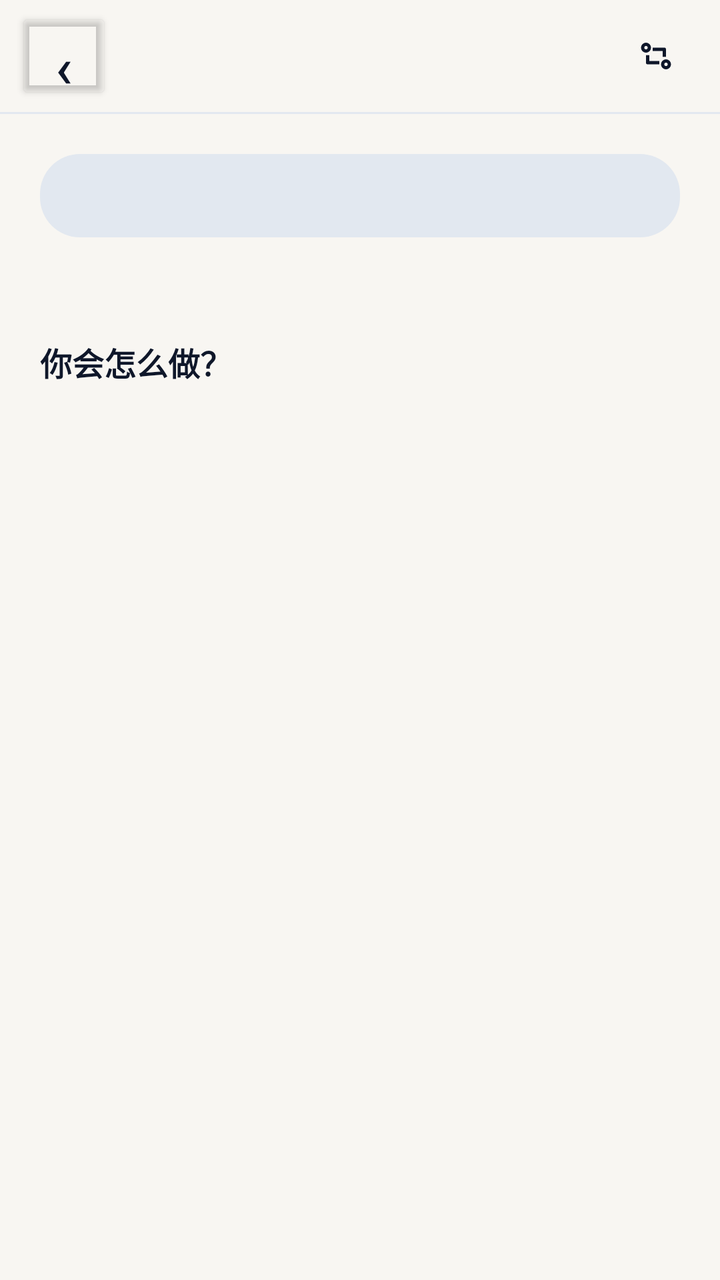
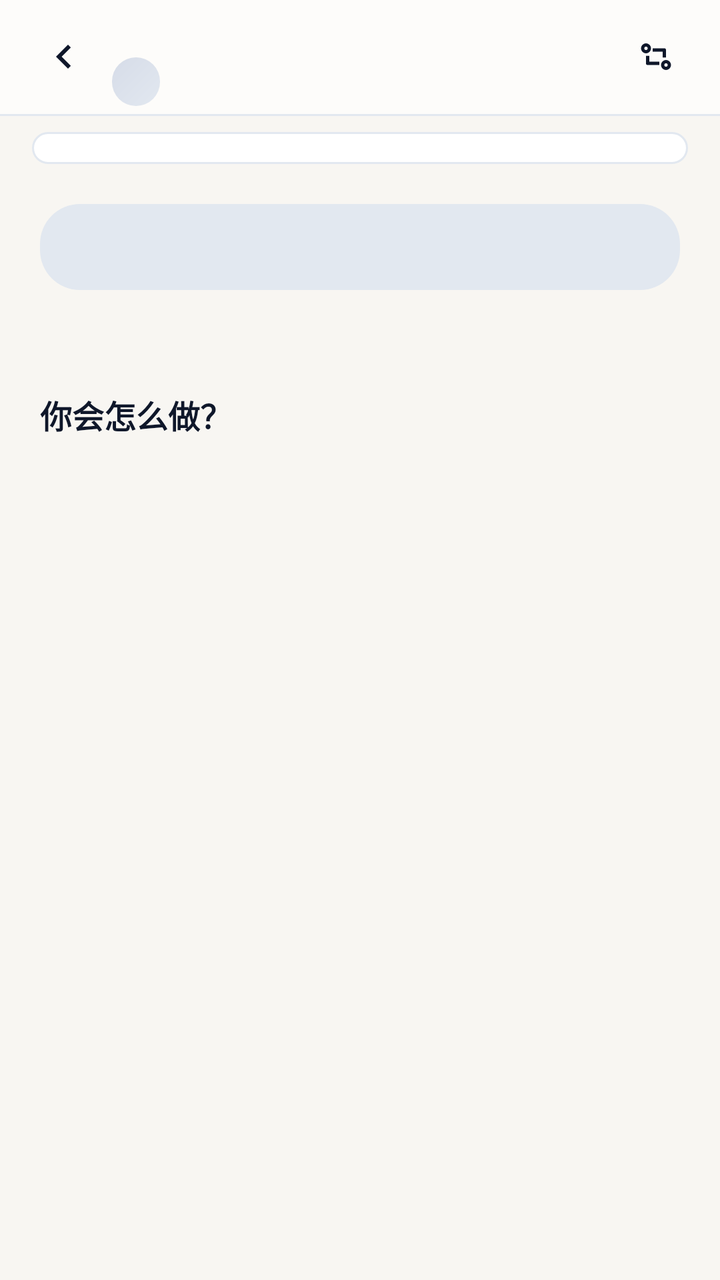

Compare the two renders of this Android layout. The source of the first and the diff that turns it into the second are given below.
<!-- AndroidManifest.xml: application theme Theme.FanZha -->
<!-- res/layout/activity_story.xml -->
<?xml version="1.0" encoding="utf-8"?>
<LinearLayout xmlns:android="http://schemas.android.com/apk/res/android" xmlns:app="http://schemas.android.com/apk/res-auto" android:fitsSystemWindows="true"
    android:layout_width="match_parent" android:layout_height="match_parent"
    android:orientation="vertical">

    <LinearLayout android:layout_width="match_parent" android:layout_height="wrap_content"
        android:background="@color/bg_page" android:gravity="center_vertical" android:orientation="horizontal"
        android:paddingStart="@dimen/space_2" android:paddingTop="@dimen/space_1" android:paddingEnd="@dimen/space_2" android:paddingBottom="@dimen/space_1">
        <Button android:id="@+id/storyBack" android:layout_width="@dimen/touch_min" android:layout_height="@dimen/touch_min"
            android:backgroundTint="@android:color/transparent" android:contentDescription="@string/story_back"
            android:text="@string/story_back_glyph" android:textColor="@color/text_primary" android:textSize="28sp" />
        <LinearLayout android:layout_width="0dp" android:layout_height="wrap_content" android:layout_weight="1" android:orientation="vertical">
            <TextView android:id="@+id/storyTitle" android:layout_width="match_parent" android:layout_height="wrap_content"
                android:maxLines="2" android:textColor="@color/text_primary" android:textSize="17sp" android:textStyle="bold" />
            <TextView android:id="@+id/storyStage" android:layout_width="match_parent" android:layout_height="wrap_content"
                android:layout_marginTop="2dp" android:maxLines="2" android:textColor="@color/text_secondary" android:textSize="12sp" />
        </LinearLayout>
        <com.google.android.material.button.MaterialButton android:id="@+id/storyJump"
            style="@style/Widget.Material3.Button.IconButton"
            android:layout_width="@dimen/touch_min" android:layout_height="@dimen/touch_min" android:contentDescription="@string/story_jump"
            app:icon="@drawable/ic_route" app:iconGravity="textStart" app:iconPadding="0dp" app:iconTint="@color/brand" />
    </LinearLayout>

    <View android:layout_width="match_parent" android:layout_height="1dp" android:background="@color/border_subtle" />

    <LinearLayout android:id="@+id/storySteps" android:layout_width="match_parent" android:layout_height="wrap_content"
        android:gravity="center" android:orientation="horizontal"
        android:paddingStart="@dimen/space_5" android:paddingTop="@dimen/space_1" android:paddingEnd="@dimen/space_5" android:paddingBottom="@dimen/space_1" />

    <ScrollView android:id="@+id/storyScroll" android:layout_width="match_parent" android:layout_height="0dp"
        android:layout_weight="1" android:fillViewport="true">
        <LinearLayout android:id="@+id/storyContent" android:layout_width="match_parent" android:layout_height="wrap_content"
            android:orientation="vertical" android:paddingStart="@dimen/space_5" android:paddingTop="@dimen/space_3" android:paddingEnd="@dimen/space_5" android:paddingBottom="@dimen/space_5">

            <LinearLayout android:id="@+id/storyGameArea" android:layout_width="match_parent" android:layout_height="wrap_content" android:orientation="vertical">
                <TextView android:id="@+id/storyStatus" android:layout_width="match_parent" android:layout_height="wrap_content"
                    android:background="@drawable/bg_chip" android:padding="@dimen/space_3" android:textColor="@color/brand" android:textSize="13sp" android:textStyle="bold" />
                <TextView android:id="@+id/storyScene" android:layout_width="match_parent" android:layout_height="wrap_content"
                    android:layout_marginTop="@dimen/space_3" android:lineSpacingMultiplier="1.5" android:textColor="@color/text_primary" android:textSize="17sp" />
                <TextView android:id="@+id/storyPrompt" android:layout_width="match_parent" android:layout_height="wrap_content"
                    android:layout_marginTop="@dimen/space_4" android:text="@string/story_prompt_default" android:textColor="@color/text_primary" android:textSize="16sp" android:textStyle="bold" />
                <LinearLayout android:id="@+id/storyChoices" android:layout_width="match_parent" android:layout_height="wrap_content"
                    android:layout_marginTop="@dimen/space_2" android:orientation="vertical" />
                <LinearLayout android:id="@+id/storyFeedback" android:layout_width="match_parent" android:layout_height="wrap_content"
                    android:layout_marginTop="@dimen/space_2" android:background="@drawable/bg_card" android:orientation="vertical"
                    android:padding="@dimen/space_4" android:visibility="gone">
                    <TextView android:id="@+id/feedbackTitle" android:layout_width="match_parent" android:layout_height="wrap_content"
                        android:textColor="@color/text_primary" android:textSize="18sp" android:textStyle="bold" />
                    <TextView android:id="@+id/feedbackBody" android:layout_width="match_parent" android:layout_height="wrap_content"
                        android:layout_marginTop="@dimen/space_2" android:lineSpacingMultiplier="1.5" android:textColor="@color/text_secondary" android:textSize="16sp" />
                    <Button android:id="@+id/storyContinue" android:layout_width="match_parent" android:layout_height="@dimen/touch_min"
                        android:layout_marginTop="@dimen/space_3" android:text="@string/story_continue" android:textSize="16sp" />
                </LinearLayout>
            </LinearLayout>

            <LinearLayout android:id="@+id/storyDebrief" android:layout_width="match_parent" android:layout_height="wrap_content"
                android:orientation="vertical" android:visibility="gone" />

        </LinearLayout>
    </ScrollView>
</LinearLayout>
<!-- resources referenced by this layout -->
<resources>
  <color name="bg_page">#F8F6F2</color>
  <color name="border_subtle">#E2E8F0</color>
  <color name="brand">#0F172A</color>
  <color name="text_primary">#0F172A</color>
  <color name="text_secondary">#334155</color>
  <dimen name="space_1">4dp</dimen>
  <dimen name="space_2">8dp</dimen>
  <dimen name="space_3">12dp</dimen>
  <dimen name="space_4">16dp</dimen>
  <dimen name="space_5">20dp</dimen>
  <dimen name="touch_min">48dp</dimen>
  <!-- drawable bg_card (drawable) -->
  <shape xmlns:android="http://schemas.android.com/apk/res/android" android:shape="rectangle">
      <solid android:color="@color/bg_surface" />
      <stroke android:width="1dp" android:color="@color/border_subtle" />
      <corners android:radius="@dimen/radius_card" />
  </shape>
  <!-- drawable bg_chip (drawable) -->
  <shape xmlns:android="http://schemas.android.com/apk/res/android" android:shape="rectangle">
      <solid android:color="@color/brand_subtle" />
      <corners android:radius="@dimen/radius_chip" />
  </shape>
  <!-- drawable ic_route (drawable) -->
  <vector xmlns:android="http://schemas.android.com/apk/res/android"
      android:width="24dp" android:height="24dp" android:viewportWidth="24" android:viewportHeight="24"
      android:tint="?attr/colorControlNormal">
      <path android:fillColor="#FF000000"
          android:pathData="M6,4A3,3 0,0 0,6 10A3,3 0,0 0,6 4M6,6A1,1 0,0 1,6 8A1,1 0,0 1,6 6M18,14A3,3 0,0 0,18 20A3,3 0,0 0,18 14M18,16A1,1 0,0 1,18 18A1,1 0,0 1,18 16M6,11.5L6,16A1,1 0,0 0,7 17L14,17L14,15L8,15L8,11.5ZM16,7L10,7L10,9L16,9L16,12.5L18,12.5L18,8A1,1 0,0 0,17 7Z" />
  </vector>
  <string name="story_back">返回</string>
  <string name="story_back_glyph">‹</string>
  <string name="story_continue">继续</string>
  <string name="story_jump">进度跳转</string>
  <string name="story_prompt_default">你会怎么做？</string>
  <color name="bg_surface">#FFFFFF</color>
  <dimen name="radius_card">12dp</dimen>
  <color name="brand_subtle">#E2E8F0</color>
  <dimen name="radius_chip">20dp</dimen>
  <color name="text_on_brand">#FFFFFF</color>
  <color name="warning">#F59E0B</color>
  <color name="danger">#DC2626</color>
  <color name="bg_elevated">#F1EDE6</color>
  <!-- unchanged entries left out for length: 1 -->
</resources>

<!-- the commit's change to res/layout/activity_story.xml (unified diff, before → after) -->
@@ -4,16 +4,19 @@
     android:orientation="vertical">
 
     <LinearLayout android:layout_width="match_parent" android:layout_height="wrap_content"
-        android:background="@color/bg_page" android:gravity="center_vertical" android:orientation="horizontal"
+        android:background="@drawable/bg_header" android:gravity="center_vertical" android:orientation="horizontal"
         android:paddingStart="@dimen/space_2" android:paddingTop="@dimen/space_1" android:paddingEnd="@dimen/space_2" android:paddingBottom="@dimen/space_1">
-        <Button android:id="@+id/storyBack" android:layout_width="@dimen/touch_min" android:layout_height="@dimen/touch_min"
-            android:backgroundTint="@android:color/transparent" android:contentDescription="@string/story_back"
-            android:text="@string/story_back_glyph" android:textColor="@color/text_primary" android:textSize="28sp" />
+        <ImageButton android:id="@+id/storyBack" android:layout_width="@dimen/touch_min" android:layout_height="@dimen/touch_min"
+            android:background="?attr/selectableItemBackgroundBorderless" android:contentDescription="@string/story_back"
+            android:padding="@dimen/space_3" android:src="@drawable/ic_back" />
         <LinearLayout android:layout_width="0dp" android:layout_height="wrap_content" android:layout_weight="1" android:orientation="vertical">
             <TextView android:id="@+id/storyTitle" android:layout_width="match_parent" android:layout_height="wrap_content"
                 android:maxLines="2" android:textColor="@color/text_primary" android:textSize="17sp" android:textStyle="bold" />
-            <TextView android:id="@+id/storyStage" android:layout_width="match_parent" android:layout_height="wrap_content"
-                android:layout_marginTop="2dp" android:maxLines="2" android:textColor="@color/text_secondary" android:textSize="12sp" />
+            <TextView android:id="@+id/storyStage" android:layout_width="wrap_content" android:layout_height="wrap_content"
+                android:layout_marginTop="2dp" android:background="@drawable/bg_chip_chapter"
+                android:maxLines="2" android:paddingStart="@dimen/space_3" android:paddingTop="@dimen/space_1"
+                android:paddingEnd="@dimen/space_3" android:paddingBottom="@dimen/space_1"
+                android:textColor="@color/brand" android:textSize="12sp" android:textStyle="bold" />
         </LinearLayout>
         <com.google.android.material.button.MaterialButton android:id="@+id/storyJump"
             style="@style/Widget.Material3.Button.IconButton"
@@ -24,8 +27,8 @@
     <View android:layout_width="match_parent" android:layout_height="1dp" android:background="@color/border_subtle" />
 
     <LinearLayout android:id="@+id/storySteps" android:layout_width="match_parent" android:layout_height="wrap_content"
-        android:gravity="center" android:orientation="horizontal"
-        android:paddingStart="@dimen/space_5" android:paddingTop="@dimen/space_1" android:paddingEnd="@dimen/space_5" android:paddingBottom="@dimen/space_1" />
+        android:background="@drawable/bg_search" android:gravity="center" android:orientation="horizontal"
+        android:layout_marginStart="@dimen/space_4" android:layout_marginTop="@dimen/space_2" android:layout_marginEnd="@dimen/space_4" android:layout_marginBottom="@dimen/space_2" android:paddingStart="@dimen/space_5" android:paddingTop="@dimen/space_2" android:paddingEnd="@dimen/space_5" android:paddingBottom="@dimen/space_2" />
 
     <ScrollView android:id="@+id/storyScroll" android:layout_width="match_parent" android:layout_height="0dp"
         android:layout_weight="1" android:fillViewport="true">
@@ -34,7 +37,7 @@
 
             <LinearLayout android:id="@+id/storyGameArea" android:layout_width="match_parent" android:layout_height="wrap_content" android:orientation="vertical">
                 <TextView android:id="@+id/storyStatus" android:layout_width="match_parent" android:layout_height="wrap_content"
-                    android:background="@drawable/bg_chip" android:padding="@dimen/space_3" android:textColor="@color/brand" android:textSize="13sp" android:textStyle="bold" />
+                    android:background="@drawable/bg_chip" android:padding="@dimen/space_3" android:textColor="@color/brand" android:textSize="14sp" android:textStyle="bold" />
                 <TextView android:id="@+id/storyScene" android:layout_width="match_parent" android:layout_height="wrap_content"
                     android:layout_marginTop="@dimen/space_3" android:lineSpacingMultiplier="1.5" android:textColor="@color/text_primary" android:textSize="17sp" />
                 <TextView android:id="@+id/storyPrompt" android:layout_width="match_parent" android:layout_height="wrap_content"
<!-- resource entries referenced after the edit -->
@@ -22,6 +22,32 @@
       <solid android:color="@color/brand_subtle" />
       <corners android:radius="@dimen/radius_chip" />
   </shape>
+  <!-- drawable bg_chip_chapter (drawable) -->
+  <?xml version="1.0" encoding="utf-8"?>
+  <shape xmlns:android="http://schemas.android.com/apk/res/android" android:shape="rectangle">
+      <gradient android:angle="135" android:startColor="@color/brand_subtle" android:endColor="@color/chapter_gradient_end" />
+      <corners android:radius="@dimen/radius_chip" />
+  </shape>
+  <!-- drawable bg_header (drawable) -->
+  <shape xmlns:android="http://schemas.android.com/apk/res/android" android:shape="rectangle">
+      <solid android:color="@color/surface_warm" />
+  </shape>
+  <!-- drawable bg_search (drawable) -->
+  <shape xmlns:android="http://schemas.android.com/apk/res/android" android:shape="rectangle">
+      <solid android:color="@color/bg_surface" />
+      <stroke android:width="1dp" android:color="@color/border_subtle" />
+      <corners android:radius="@dimen/radius_card" />
+  </shape>
+  <!-- drawable ic_back (drawable) -->
+  <vector xmlns:android="http://schemas.android.com/apk/res/android"
+      android:width="24dp"
+      android:height="24dp"
+      android:viewportWidth="24"
+      android:viewportHeight="24">
+      <path
+          android:fillColor="@color/text_primary"
+          android:pathData="M15.41,7.41L14,6l-6,6 6,6 1.41,-1.41L10.83,12z"/>
+  </vector>
   <!-- drawable ic_route (drawable) -->
   <vector xmlns:android="http://schemas.android.com/apk/res/android"
       android:width="24dp" android:height="24dp" android:viewportWidth="24" android:viewportHeight="24"
@@ -30,7 +56,6 @@
           android:pathData="M6,4A3,3 0,0 0,6 10A3,3 0,0 0,6 4M6,6A1,1 0,0 1,6 8A1,1 0,0 1,6 6M18,14A3,3 0,0 0,18 20A3,3 0,0 0,18 14M18,16A1,1 0,0 1,18 18A1,1 0,0 1,18 16M6,11.5L6,16A1,1 0,0 0,7 17L14,17L14,15L8,15L8,11.5ZM16,7L10,7L10,9L16,9L16,12.5L18,12.5L18,8A1,1 0,0 0,17 7Z" />
   </vector>
   <string name="story_back">返回</string>
-  <string name="story_back_glyph">‹</string>
   <string name="story_continue">继续</string>
   <string name="story_jump">进度跳转</string>
   <string name="story_prompt_default">你会怎么做？</string>
@@ -38,6 +63,8 @@
   <dimen name="radius_card">12dp</dimen>
   <color name="brand_subtle">#E2E8F0</color>
   <dimen name="radius_chip">20dp</dimen>
+  <color name="chapter_gradient_end">#D6DCE8</color>
+  <color name="surface_warm">#FDFCFA</color>
   <color name="text_on_brand">#FFFFFF</color>
   <color name="warning">#F59E0B</color>
   <color name="danger">#DC2626</color>
